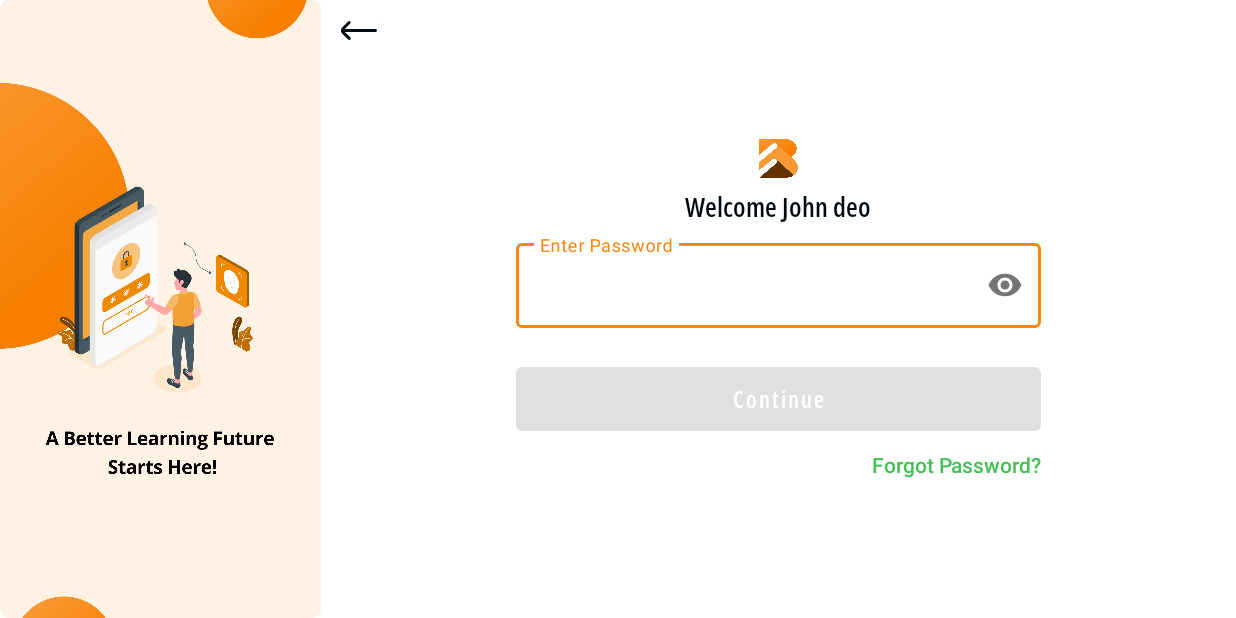
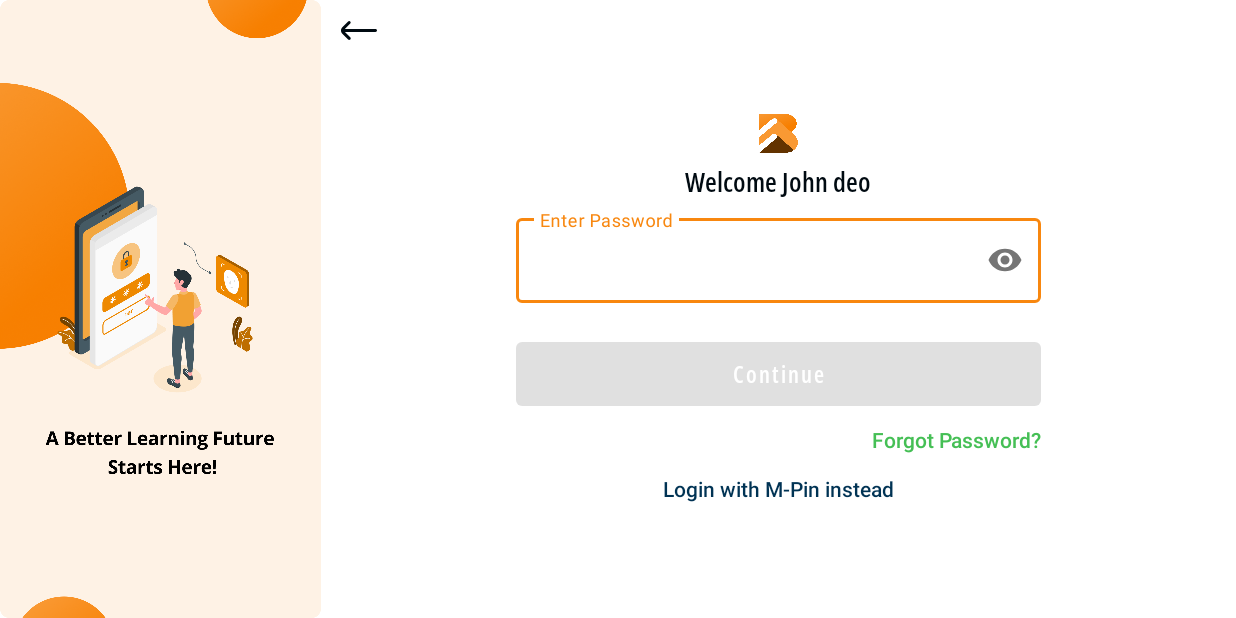
Before and after one commit to jayaprasad356/breathe4school, an Android app: the LoginPasswordActivity screen opened directly, with no data from a screen before it, on a phone screen of 824 x 412 dp (held sideways). Run offline under Robolectric (Android 15) with nearby library versions, the phone set to English and light mode, and no system bars; our stand-ins replace data binding, sdp/ssp sizes.

Commit message:
bug fixed

```diff
--- a/app/src/main/java/com/app/b4s/controller/RegisterController.java
+++ b/app/src/main/java/com/app/b4s/controller/RegisterController.java
@@ -34,6 +34,9 @@ public class RegisterController implements IRegisterController {
                 try {
                     JSONObject jsonObject = new JSONObject(response);
                     if (jsonObject.getBoolean(Constant.STATUS)) {
+                        JSONObject data = jsonObject.getJSONObject(Constant.DATA);
+                        session.setData(Constant.EMAIL, data.getString(Constant.EMAIL));
+                        session.setData(Constant.MOBILE, data.getString(Constant.MOBILE_NUMBER));
                         registerView.onRegisterSuccess(jsonObject.getString(Constant.MESSAGE));
                     } else {
                         registerView.onRegisterError(jsonObject.getString(Constant.MESSAGE));
--- a/app/src/main/java/com/app/b4s/utilities/Constant.java
+++ b/app/src/main/java/com/app/b4s/utilities/Constant.java
@@ -27,6 +27,7 @@ public class Constant {
     public static final String MOBILE_OTP = "mobile_otp";
     public static final String TYPE = "type";
     public static final String MOBILE = "mobile";
+    public static final String MOBILE_NUMBER = "mobileNumber";
     public static final String EMAIL = "email";
     public static final String PASSWORD = "password";
     public static final String TITLE = "Title";
--- a/app/src/main/java/com/app/b4s/view/Login/LoginPasswordActivity.java
+++ b/app/src/main/java/com/app/b4s/view/Login/LoginPasswordActivity.java
@@ -32,10 +32,11 @@ public class LoginPasswordActivity extends AppCompatActivity implements Response
         super.onCreate(savedInstanceState);
         binding = DataBindingUtil.setContentView(this, R.layout.activity_login_password);
         activity = LoginPasswordActivity.this;
-        session=new Session(activity);
+        session = new Session(activity);
         loginController = new LoginController(this);
         binding.btnProceed.setOnClickListener(view -> loginController.loginWithPassword(binding.edSetPasswordId.getText().toString(), activity));
         binding.ibBackBtn.setOnClickListener(view -> backToLogin());
+        binding.tvLogineithMpin.setOnClickListener(view -> loginInsteadOfMPin());
         binding.edSetPasswordId.addTextChangedListener(new TextWatcher() {
             @Override
             public void beforeTextChanged(CharSequence charSequence, int i, int i1, int i2) {
@@ -61,17 +62,24 @@ public class LoginPasswordActivity extends AppCompatActivity implements Response
         });
         binding.tvForgotPasword.setOnClickListener(view -> {
             Intent intent = new Intent(activity, ForgotpasswordActivity.class);
-            intent.putExtra(Constant.UNIQUE_ID,session.getData(Constant.UNIQUE_ID));
+            intent.putExtra(Constant.UNIQUE_ID, session.getData(Constant.UNIQUE_ID));
             activity.startActivity(intent);
         });
     }
+
     private void backToLogin() {
         activity.finish();
         Intent intent = new Intent(activity, LoginFaceIDActivity.class);
-        intent.putExtra(Constant.BACK_FLOW,"1");
+        intent.putExtra(Constant.BACK_FLOW, "1");
         intent.putExtra(Constant.SKIP_FACE_ID, 0);
         activity.startActivity(intent);
     }
+
+    public void loginInsteadOfMPin() {
+        Intent intent = new Intent(activity, LoginMPinActivity.class);
+        activity.startActivity(intent);
+    }
+
     @Override
     public void onSuccess(String message) {
         activity.finish();
--- a/app/src/main/java/com/app/b4s/view/Login/LoginSuccessfullActivity.java
+++ b/app/src/main/java/com/app/b4s/view/Login/LoginSuccessfullActivity.java
@@ -47,6 +47,7 @@ public class LoginSuccessfullActivity extends AppCompatActivity {
     private void GotoActivity() {
         handler.postDelayed(() -> {
             Intent intent = new Intent(LoginSuccessfullActivity.this, HomeActivity.class);
+            finishAffinity();
             intent.putExtra(Constant.SKIP_FACE_ID, true);
             intent.putExtra(Constant.FLOW, Constant.NORMAL);
             intent.putExtra(Constant.UNIQUE_ID, uniqueId);
--- a/app/src/main/java/com/app/b4s/view/Login/LoginTempPasswordActivity.java
+++ b/app/src/main/java/com/app/b4s/view/Login/LoginTempPasswordActivity.java
@@ -83,13 +83,15 @@ public class LoginTempPasswordActivity extends AppCompatActivity implements Resp
         });
 
     }
+
     private void backToLogin() {
         activity.finish();
         Intent intent = new Intent(activity, LoginFaceIDActivity.class);
-        intent.putExtra(Constant.BACK_FLOW,"1");
+        intent.putExtra(Constant.BACK_FLOW, "1");
         intent.putExtra(Constant.SKIP_FACE_ID, 0);
         activity.startActivity(intent);
     }
+
     @Override
     public void onSuccess(String type) {
         activity.finish();
--- a/app/src/main/java/com/app/b4s/view/Register/OtpActivity.java
+++ b/app/src/main/java/com/app/b4s/view/Register/OtpActivity.java
@@ -106,6 +106,7 @@ public class OtpActivity extends AppCompatActivity implements ResponseListener {
             session.setBoolean(Constant.EMAIL_OTP_VERIFY, true);
         else
             session.setBoolean(Constant.MOBILE_OTP_VERIFY, true);
+        activity.finish();
         Intent intent = new Intent(activity, RegistrationActivity.class);
         activity.startActivity(intent);
         activity.finish();
--- a/app/src/main/java/com/app/b4s/view/Register/RegisterSuccessfullActivity.java
+++ b/app/src/main/java/com/app/b4s/view/Register/RegisterSuccessfullActivity.java
@@ -32,8 +32,8 @@ public class RegisterSuccessfullActivity extends AppCompatActivity {
         tvTitle = binding.tvTitle;
         tvdescription = binding.tvdescription;
         uniqueId = getIntent().getStringExtra(Constant.UNIQUE_ID);
-        tvTitle.setText(getIntent().getStringExtra(Constant.TITLE));
-        tvdescription.setText(getIntent().getStringExtra(Constant.DESCRIPTION));
+//        tvTitle.setText(getIntent().getStringExtra(Constant.TITLE));
+//        tvdescription.setText(getIntent().getStringExtra(Constant.DESCRIPTION));
 
         handler = new Handler();
         GotoActivity();
--- a/app/src/main/java/com/app/b4s/view/Register/SetMPinActivity.java
+++ b/app/src/main/java/com/app/b4s/view/Register/SetMPinActivity.java
@@ -43,6 +43,7 @@ public class SetMPinActivity extends AppCompatActivity implements IRegisterView
             } else
                 Toast.makeText(activity, activity.getString(R.string.miss_match_mpin), Toast.LENGTH_SHORT).show();
         });
+        binding.ibBackBtn.setOnClickListener(view -> onBackPressed());
         binding.edMPinId.addTextChangedListener(new TextWatcher() {
             @Override
             public void beforeTextChanged(CharSequence charSequence, int i, int i1, int i2) {
@@ -97,6 +98,7 @@ public class SetMPinActivity extends AppCompatActivity implements IRegisterView
     public void onRegisterSuccess(String message) {
         Toast.makeText(activity, message, Toast.LENGTH_SHORT).show();
         session.setBoolean(Constant.IS_REGISTER, true);
+        activity.finish();
         Intent intent = new Intent(activity, RegisterSuccessfullActivity.class);
         intent.putExtra(Constant.SKIP_FACE_ID, 0);
         activity.startActivity(intent);
--- a/app/src/main/java/com/app/b4s/view/Register/SetPasswordActivity.java
+++ b/app/src/main/java/com/app/b4s/view/Register/SetPasswordActivity.java
@@ -45,6 +45,7 @@ public class SetPasswordActivity extends AppCompatActivity implements ResponseLi
         flow = getIntent().getStringExtra(Constant.FLOW);
         binding.edSetPasswordInp.setEndIconOnClickListener(view -> setPasswordInfo());
         binding.btnProceed.setOnClickListener(view -> checkPassword());
+        binding.ibBackBtn.setOnClickListener(view -> onBackPressed());
         binding.tvShowPass.setOnClickListener(new View.OnClickListener() {
             @Override
             public void onClick(View view) {
--- a/app/src/main/java/com/app/b4s/view/SplashScreenActivity.java
+++ b/app/src/main/java/com/app/b4s/view/SplashScreenActivity.java
@@ -27,9 +27,9 @@ public class SplashScreenActivity extends AppCompatActivity {
         activity = SplashScreenActivity.this;
         session = new Session(activity);
         session.setBoolean(Constant.MOBILE_OTP_VERIFY, false);
-        session.setData(Constant.MOBILE, "");
+        //session.setData(Constant.MOBILE, "");
         session.setBoolean(Constant.EMAIL_OTP_VERIFY, false);
-        session.setData(Constant.EMAIL, "");
+       // session.setData(Constant.EMAIL, "");
 
         handler = new Handler();
         if (session.getBoolean(Constant.IS_REGISTER))
--- a/app/src/main/res/layout/activity_login_face_idactivity.xml
+++ b/app/src/main/res/layout/activity_login_face_idactivity.xml
@@ -190,6 +190,7 @@
                         android:layout_width="match_parent"
                         android:layout_height="wrap_content"
                         android:gravity="right"
+                        android:visibility="gone"
                         android:text="@string/forgot_m_pin_password"
                         android:textColor="@color/text_gray"
                         android:textSize="@dimen/_8sdp" />
--- a/app/src/main/res/layout/activity_login_password.xml
+++ b/app/src/main/res/layout/activity_login_password.xml
@@ -212,7 +212,15 @@
                         android:text="@string/forgot_password"
                         android:textColor="@color/text_green" />
 
-
+                    <TextView
+                        android:id="@+id/tvLogineithMpin"
+                        android:layout_width="wrap_content"
+                        android:layout_height="wrap_content"
+                        android:layout_gravity="center"
+                        android:layout_marginTop="@dimen/_10sdp"
+                        android:fontFamily="sans-serif-medium"
+                        android:text="@string/login_with_mpin_instead"
+                        android:textColor="@color/dark_blue" />
                 </LinearLayout>
             </RelativeLayout>
 
--- a/app/src/main/res/layout/activity_login_temp_password.xml
+++ b/app/src/main/res/layout/activity_login_temp_password.xml
@@ -196,6 +196,7 @@
                         android:layout_marginTop="@dimen/_5sdp"
                         android:fontFamily="sans-serif-medium"
                         android:gravity="right"
+                        android:visibility="gone"
                         android:text="@string/forgot_password"
                         android:textColor="@color/text_green" />
 
--- a/app/src/main/res/layout/activity_registration.xml
+++ b/app/src/main/res/layout/activity_registration.xml
@@ -121,6 +121,9 @@
 
                             <com.google.android.material.textfield.TextInputEditText
                                 android:id="@+id/edEmailId"
+                                android:clickable="false"
+                                android:cursorVisible="false"
+                                android:focusable="false"
                                 android:layout_width="match_parent"
                                 android:layout_height="wrap_content">
 
@@ -178,6 +181,9 @@
 
                             <com.google.android.material.textfield.TextInputEditText
                                 android:id="@+id/edMobilenoId"
+                                android:clickable="false"
+                                android:cursorVisible="false"
+                                android:focusable="false"
                                 android:layout_width="match_parent"
                                 android:layout_height="wrap_content"
                                 android:inputType="number"
--- a/app/src/main/res/layout/activity_successfull.xml
+++ b/app/src/main/res/layout/activity_successfull.xml
@@ -28,8 +28,9 @@
                 android:layout_width="match_parent"
                 android:layout_height="wrap_content"
                 android:fontFamily="sans-serif-black"
+                android:layout_marginTop="@dimen/_10sdp"
                 android:gravity="center"
-                android:text=""
+                android:text="Success!"
                 android:textColor="@color/black"
                 android:textSize="@dimen/_14sdp" />
 
--- a/app/src/main/res/values/strings.xml
+++ b/app/src/main/res/values/strings.xml
@@ -36,10 +36,11 @@
     <string name="login">Login</string>
     <string name="forgot_m_pin">Forgot M-PIN?</string>
     <string name="login_with_password_instead">Login with password instead</string>
+    <string name="login_with_mpin_instead">Login with M-Pin instead</string>
     <string name="forgot_password">Forgot Password?</string>
     <string name="your_temp_password_request_no">Your temp password request no</string>
     <string name="enter_temp_m_pin">Enter temp M-PIN</string>
-    <string name="unloack_with_temp_m_pin">Unloack with temp M-PIN</string>
+    <string name="unloack_with_temp_m_pin">Unlock with temp M-PIN</string>
     <string name="skip_and_get_started">Skip and Get started</string>
     <string name="invalid_otp">Invalid OTP entered</string>
     <string name="enter_mail_id">Enter email Id</string>
```
Also changed, not shown: app/src/main/java/com/app/b4s/view/Register/RegistrationActivity.java (+6 -2 lines).
